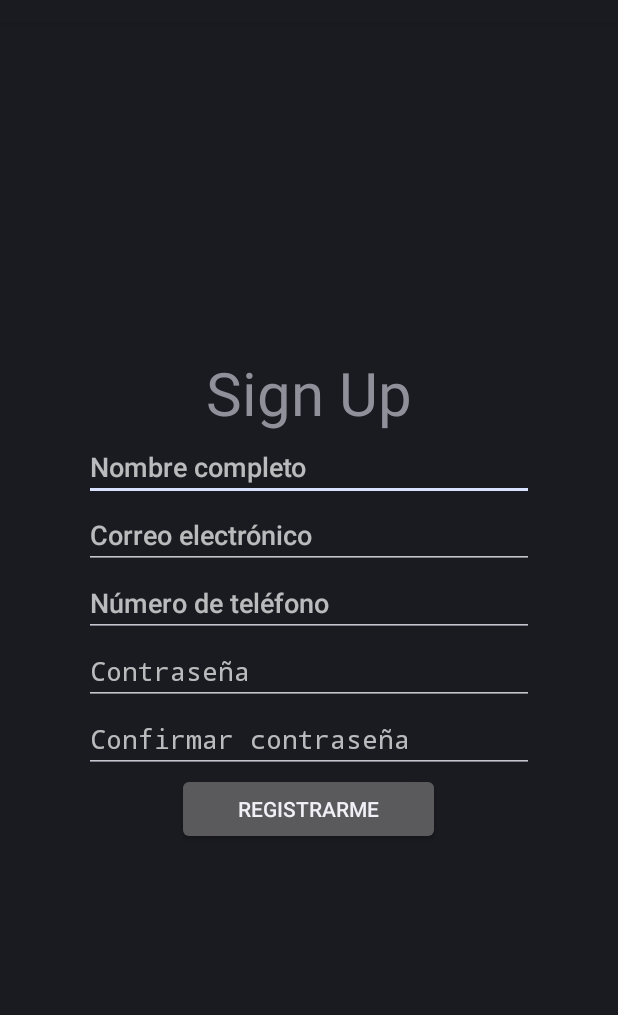
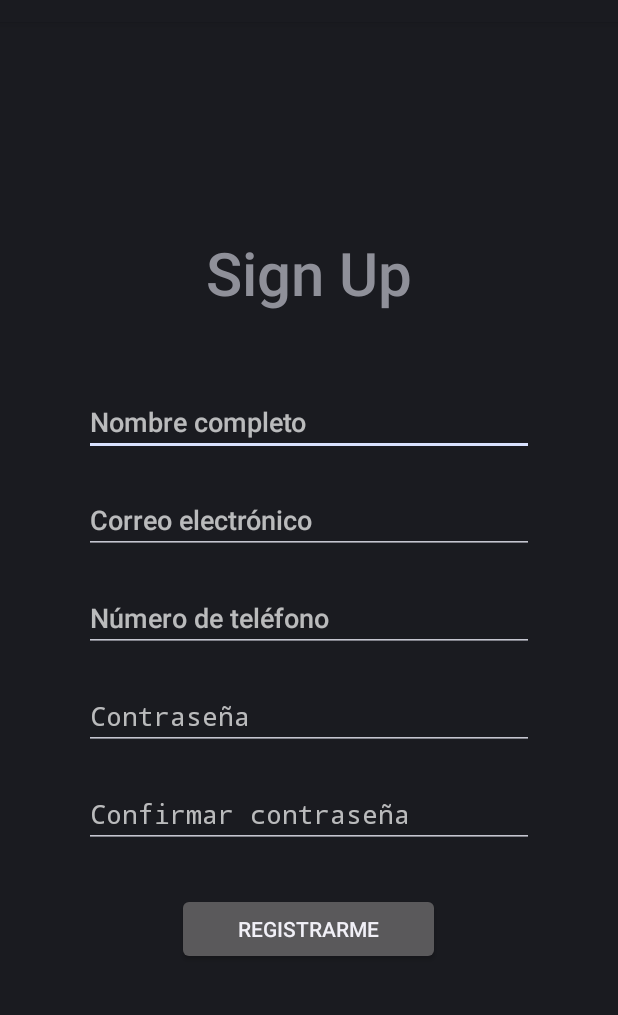
Before and after one commit to pamplonapark/front_end, an Android app: the layout activity_signup.xml on its own in the app's theme, with its tools: preview values and no code run, on a phone screen of 412 x 824 dp, the part 62-1077 px from its top. Run offline under Robolectric (Android 15) with nearby library versions, the light colour scheme and no system bars.

Commit message:
Finished signup xml

```diff
--- a/app/src/main/res/layout/activity_signup.xml
+++ b/app/src/main/res/layout/activity_signup.xml
@@ -24,8 +24,10 @@
             android:layout_width="match_parent"
             android:layout_height="wrap_content"
             android:text="Sign Up"
+            android:fontFamily="sans-serif-medium"
             android:textAlignment="center"
-            android:textSize="40dp" />
+            android:textSize="40dp"
+            android:layout_marginBottom="50dp"/>
 
         <EditText
             android:id="@+id/editTextNombre"
@@ -34,7 +36,8 @@
             android:layout_centerHorizontal="true"
             android:hint="Nombre completo"
             android:inputType="text"
-            android:layout_below="@+id/signupText"/>
+            android:layout_below="@+id/signupText"
+            android:layout_marginBottom="20dp"/>
 
         <EditText
             android:id="@+id/editTextEmail"
@@ -43,7 +46,8 @@
             android:layout_centerHorizontal="true"
             android:hint="Correo electrónico"
             android:inputType="textEmailAddress"
-            android:layout_below="@+id/editTextNombre"/>
+            android:layout_below="@+id/editTextNombre"
+            android:layout_marginBottom="20dp"/>
 
         <EditText
             android:id="@+id/editTextPhone"
@@ -52,7 +56,8 @@
             android:layout_centerHorizontal="true"
             android:hint="Número de teléfono"
             android:inputType="phone"
-            android:layout_below="@+id/editTextEmail"/>
+            android:layout_below="@+id/editTextEmail"
+            android:layout_marginBottom="20dp"/>
 
         <EditText
             android:id="@+id/editTextPassword"
@@ -61,7 +66,8 @@
             android:layout_centerHorizontal="true"
             android:hint="Contraseña"
             android:inputType="textPassword"
-            android:layout_below="@+id/editTextPhone"/>
+            android:layout_below="@+id/editTextPhone"
+            android:layout_marginBottom="20dp"/>
 
         <EditText
             android:id="@+id/editTextPwdConfirmation"
@@ -70,7 +76,8 @@
             android:layout_centerHorizontal="true"
             android:hint="Confirmar contraseña"
             android:inputType="textPassword"
-            android:layout_below="@+id/editTextPassword"/>
+            android:layout_below="@+id/editTextPassword"
+            android:layout_marginBottom="30dp"/>
 
         <Button
             android:id="@+id/btnSignup"
```
